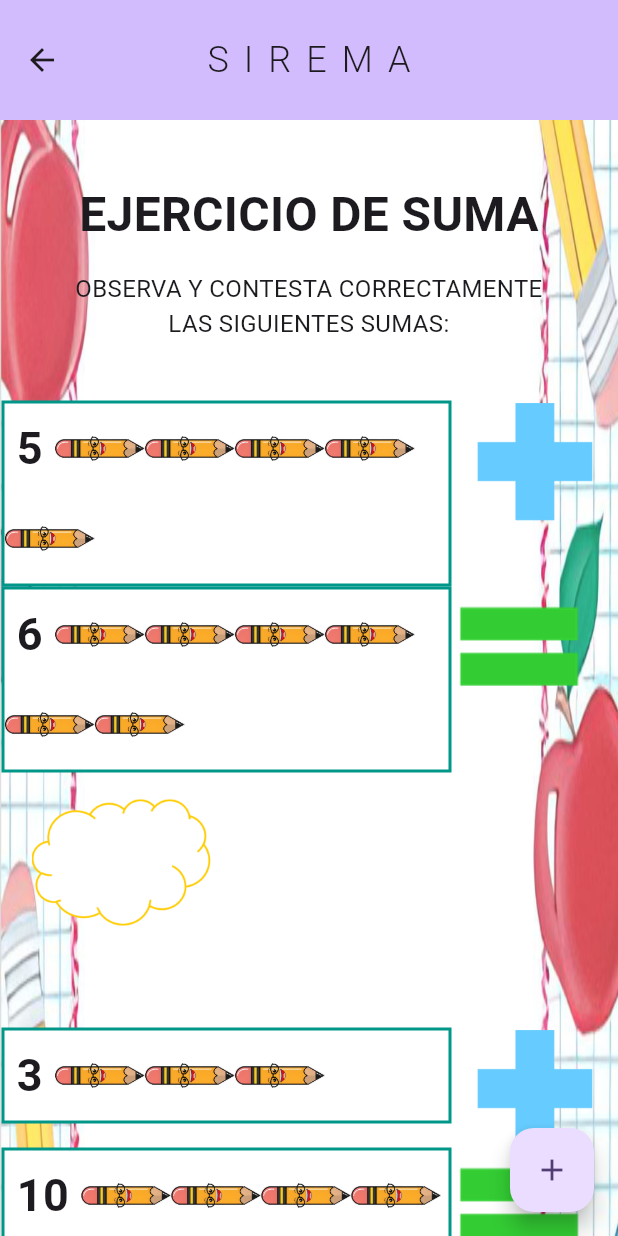
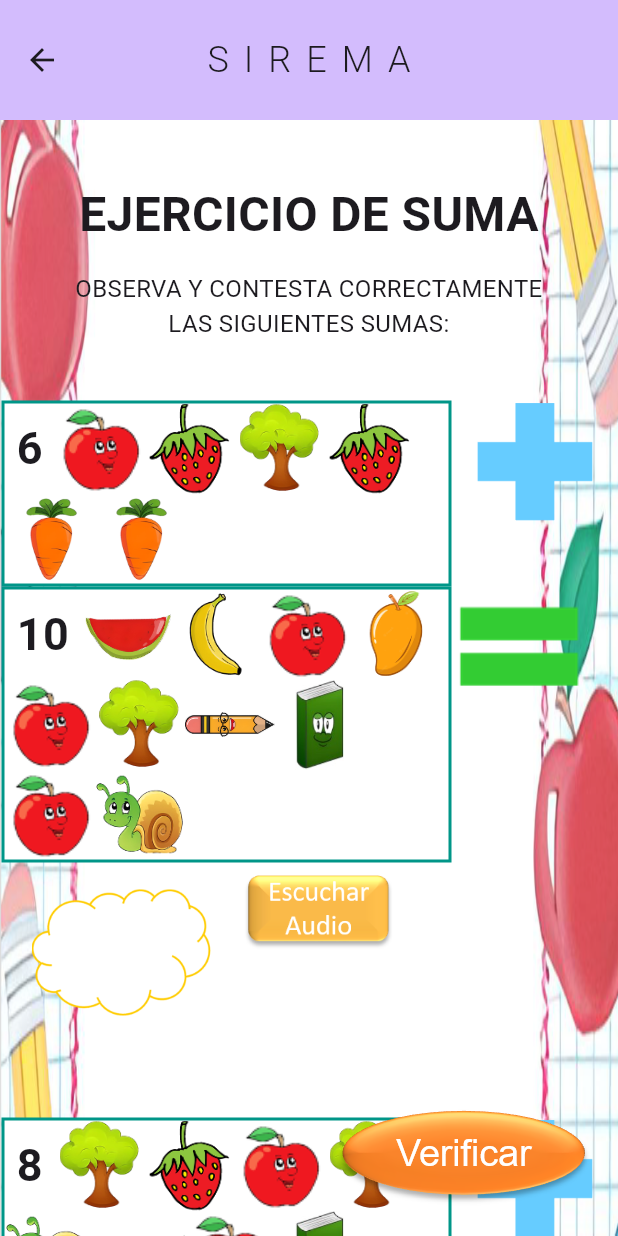
Before and after one commit to ederjgb94/sirema, a Flutter app: the EjerciciosSumasPage screen opened by its route, on a phone screen of 412 x 824 dp. Run offline on Flutter 3.47's test engine with Material 2 defaults, Android fonts, the phone set to English and light mode, and no system bars; our stand-ins replace video_player; missing offline and left inert: text_to_speech.

Commit message:
audios  + correciones de responsive

```diff
--- a/lib/constantes/rutas.dart
+++ b/lib/constantes/rutas.dart
@@ -4,5 +4,5 @@ import 'package:sirema/vistas/seleccionar_ejercicio_page.dart';
 
 Map<String, WidgetBuilder> rutas = {
   '/': (context) => const SeleccionarEjercicioPage(),
-  '/ejercicios_sumas': (context) => EjerciciosSumasPage(),
+  '/ejercicios_sumas': (context) => const EjerciciosSumasPage(),
 };
--- a/lib/main.dart
+++ b/lib/main.dart
@@ -16,6 +16,7 @@ class MyApp extends StatelessWidget {
         colorScheme: ColorScheme.fromSeed(seedColor: Colors.deepPurple),
         useMaterial3: true,
       ),
+
       routes: rutas, //se injectan las rutas
       initialRoute: '/',
     );
--- a/lib/vistas/ejercicios_sumas.dart
+++ b/lib/vistas/ejercicios_sumas.dart
@@ -2,6 +2,7 @@ import 'dart:math';
 
 import 'package:flutter/material.dart';
 import 'package:sirema/utilerias/pair.dart';
+import 'package:text_to_speech/text_to_speech.dart';
 
 class EjerciciosSumasPage extends StatefulWidget {
   const EjerciciosSumasPage({super.key});
@@ -25,7 +26,6 @@ class _EjerciciosSumasPageState extends State<EjerciciosSumasPage> {
     'platano',
     'sandia',
     'zanahoria',
-    'zanahoria'
   ];
 
   final List<TextEditingController> respuestas =
@@ -33,16 +33,42 @@ class _EjerciciosSumasPageState extends State<EjerciciosSumasPage> {
 
   List<Pair> ejercicios = [];
 
+  List<String> oraciones = [];
+
+  List<List<int>> imgG1 = [];
+  List<List<int>> imgG2 = [];
+
+  bool verificar = false;
+
   @override
   void initState() {
-    ejercicios = List.generate(
-      10,
-      (index) => Pair(
-        (random.nextInt(imagenes.length)) + 1,
-        (random.nextInt(imagenes.length)) + 1,
-      ),
-    );
+    ejercicios = List.generate(10, (index) {
+      int x = (random.nextInt(imagenes.length)) + 1;
+      int y = (random.nextInt(imagenes.length)) + 1;
+
+      imgG1.add(List.generate(x, (index) => random.nextInt(imagenes.length)));
+      imgG2.add(List.generate(y, (index) => random.nextInt(imagenes.length)));
+
+      oraciones.add(generarOracion(x, y));
+      return Pair(
+        x,
+        y,
+      );
+    });
     super.initState();
+  }
+
+  String generarOracion(int a, int b) {
+    int x = random.nextInt(3);
+    switch (x) {
+      case 0:
+        return "Si tengo $a figuritas y mi mama me compra $b figuritas, ¿Cuántas figuritas tengo en total?";
+      case 1:
+        return "Mi papa me $a pegatinas y mi mama me $b pegatinas, ¿Cuántas pegatinas tengo en total?";
+      case 2:
+        return "Mi amigo Pepe tiene $a estampas y mi amigo Juan tiene $b estampas, ¿Si juntamos las estampas cuántas serían en total?";
+    }
+    return "";
   }
 
   Widget generarSuma(
@@ -57,7 +83,7 @@ class _EjerciciosSumasPageState extends State<EjerciciosSumasPage> {
         bottom: 50,
       ),
       constraints: const BoxConstraints(
-        maxWidth: 1000,
+        maxWidth: 1200,
       ),
       child: Wrap(
         children: [
@@ -73,11 +99,8 @@ class _EjerciciosSumasPageState extends State<EjerciciosSumasPage> {
             child: Wrap(
               children: List.generate(
                 (a + 1),
-                (index) {
-                  var random = Random();
-                  var aux = random.nextInt(imagenes.length);
-
-                  return index == 0
+                (subindex) {
+                  return subindex == 0
                       ? Padding(
                           padding: const EdgeInsets.all(8.0),
                           child: Text(
@@ -89,7 +112,7 @@ class _EjerciciosSumasPageState extends State<EjerciciosSumasPage> {
                           ),
                         )
                       : Image.asset(
-                          'assets/${imagenes[aux]}.png',
+                          'assets/${imagenes[imgG1[index][subindex - 1]]}.png',
                           width: 60,
                           height: 60,
                         );
@@ -116,10 +139,8 @@ class _EjerciciosSumasPageState extends State<EjerciciosSumasPage> {
             child: Wrap(
               children: List.generate(
                 (b + 1),
-                (index) {
-                  var random = Random();
-                  var aux = random.nextInt(imagenes.length);
-                  return index == 0
+                (subindex) {
+                  return subindex == 0
                       ? Padding(
                           padding: const EdgeInsets.all(8.0),
                           child: Text(
@@ -131,7 +152,7 @@ class _EjerciciosSumasPageState extends State<EjerciciosSumasPage> {
                           ),
                         )
                       : Image.asset(
-                          'assets/${imagenes[aux]}.png',
+                          'assets/${imagenes[imgG2[index][subindex - 1]]}.png',
                           width: 60,
                           height: 60,
                         );
@@ -143,7 +164,6 @@ class _EjerciciosSumasPageState extends State<EjerciciosSumasPage> {
             width: 5,
           ),
           Image.asset('assets/igualicono.png', width: 80, height: 80),
-
           Padding(
             padding: const EdgeInsets.symmetric(
               horizontal: 20,
@@ -153,31 +173,53 @@ class _EjerciciosSumasPageState extends State<EjerciciosSumasPage> {
               alignment: Alignment.center,
               children: [
                 Image.asset('assets/nube.png', width: 120, height: 120),
-                const SizedBox(
+                SizedBox(
                   width: 50,
                   child: TextField(
+                    controller: respuestas[index],
                     maxLength: 2,
-                    style: TextStyle(
+                    style: const TextStyle(
                       fontSize: 40,
                       fontWeight: FontWeight.bold,
                       color: Color.fromARGB(255, 255, 167, 99),
                     ),
-                    decoration: InputDecoration(
+                    decoration: const InputDecoration(
                       counterText: '',
                       border: InputBorder.none,
                     ),
                   ),
                 ),
-                // Positioned(
-                //   right: -20,
-                //   bottom: 5,
-                //   child:
-                //       Image.asset('assets/palomita.png', width: 60, height: 60),
-                // ),
+                verificar == false
+                    ? const SizedBox()
+                    : (respuestas[index].text != (a + b).toString()
+                        ? Positioned(
+                            right: -20,
+                            bottom: 5,
+                            child: Image.asset('assets/tacha.png',
+                                width: 60, height: 60),
+                          )
+                        : Positioned(
+                            right: -20,
+                            bottom: 5,
+                            child: Image.asset('assets/palomita.png',
+                                width: 60, height: 60),
+                          )),
               ],
             ),
           ),
-          // Image.asset('assets/palomita.png', width: 60, height: 60),
+          GestureDetector(
+            onTap: () {
+              TextToSpeech tts = TextToSpeech();
+              tts.setLanguage("es-MX");
+              // String text =
+              //     "Si tengo $a figuritas y mi mama me compra $b figuritas, ¿Cuántas figuritas tengo en total?";
+              tts.speak(oraciones[index]);
+            },
+            child: Image.asset(
+              'assets/escuchar_audio.png',
+              scale: 2,
+            ),
+          ),
         ],
       ),
     );
@@ -256,9 +298,16 @@ class _EjerciciosSumasPageState extends State<EjerciciosSumasPage> {
           ),
         ],
       ),
-      floatingActionButton: FloatingActionButton(
-        onPressed: () {},
-        child: const Icon(Icons.add),
+      floatingActionButton: GestureDetector(
+        onTap: () {
+          setState(() {
+            verificar = true;
+          });
+        },
+        child: Image.asset(
+          'assets/verificar.png',
+          scale: 1.5,
+        ),
       ),
     );
   }
--- a/lib/vistas/video_page.dart
+++ b/lib/vistas/video_page.dart
@@ -14,7 +14,6 @@ class _VideoPageState extends State<VideoPage> {
 
   @override
   void initState() {
-    // TODO: implement initState
     super.initState();
     _controller = VideoPlayerController.asset('assets/${widget.url}')
       ..initialize().then((_) {
--- a/pubspec.yaml
+++ b/pubspec.yaml
@@ -36,6 +36,7 @@ dependencies:
   # Use with the CupertinoIcons class for iOS style icons.
   cupertino_icons: ^1.0.2
   video_player: ^2.6.1
+  text_to_speech: ^0.2.3
 
 dev_dependencies:
   flutter_test:
```
Also changed, not shown: assets/avionsito.png (added), assets/cerrar.png (added), assets/discalculia.png (added), assets/ejercicios_refuerzo.png (added), assets/escuchar_audio.png (added), assets/estrella.png (added), assets/frase.png (added), assets/inforacion_discalculia.png (added), assets/lapicito.png (added), assets/motivar.png (added), assets/nuestro_servicio.png (added), assets/siguientes_problemas.png (added), assets/tacha.png (renamed from assets/tacha.jpg), assets/verificar.png (added), 1 more files, 1 other file.
